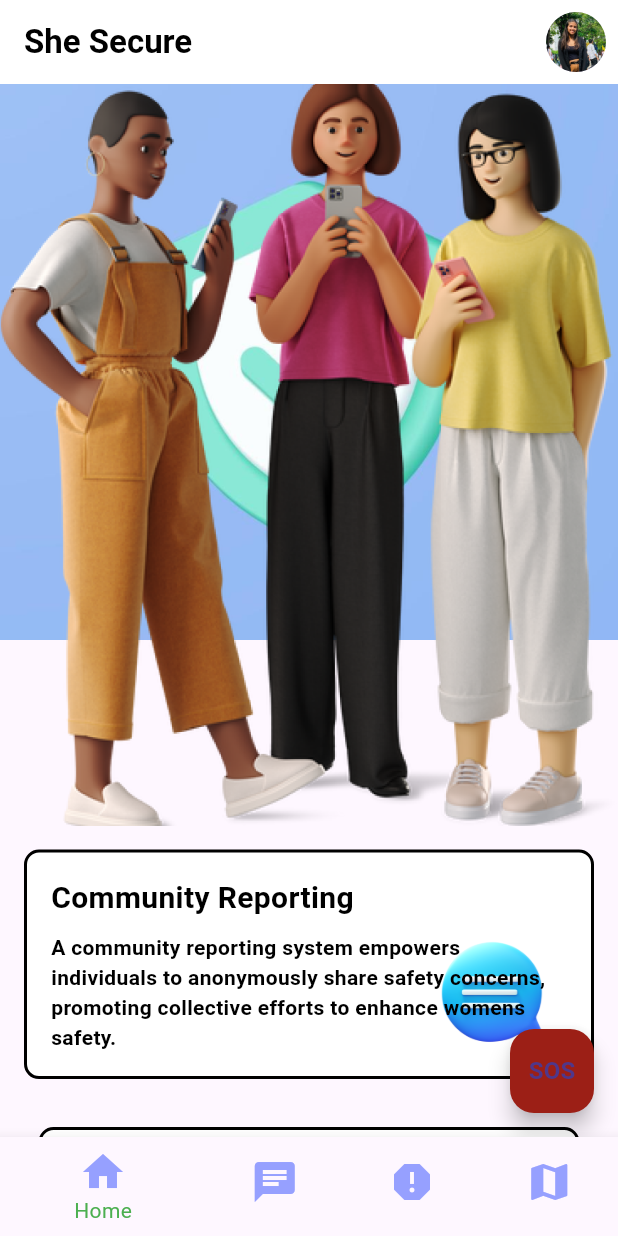
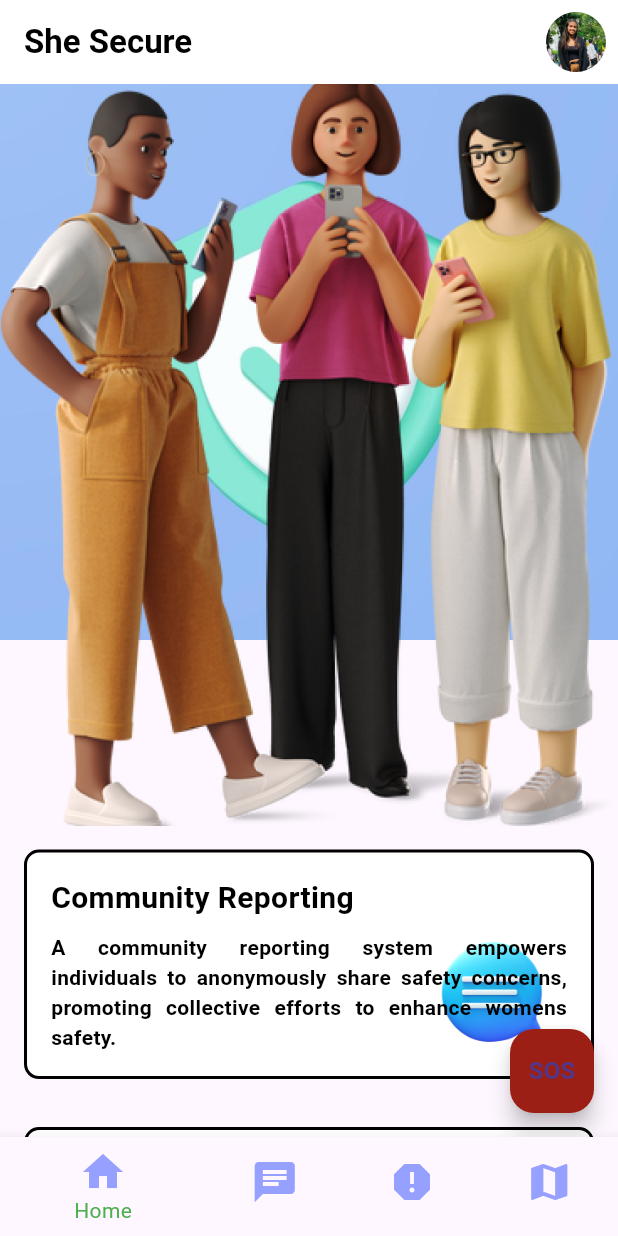
Before and after one commit to strivepawan/sheSecure, a Flutter app: the screen it shows after launch, on a phone screen of 412 x 824 dp. Run offline on Flutter 3.47's test engine with Material 3 defaults, Android fonts, the phone set to English and light mode, and no system bars; our stand-ins replace geolocator, photo_view, share.

Commit message:
application icons updates

```diff
--- a/lib/Bottom_Navigation/bottom_navigation.dart
+++ b/lib/Bottom_Navigation/bottom_navigation.dart
@@ -13,7 +13,7 @@ class ViewScreen extends StatefulWidget {
 class _HomeScreenState extends State<ViewScreen> {
   int _currentIndex = 0;
   final List<Widget> _screens = [
-    HomeScreen(),
+    const HomeScreen(),
     Community_Chat_Box(),
     Private_Report_screen(),
     Geomapping_screen(),
--- a/lib/CommunityChat/community.dart
+++ b/lib/CommunityChat/community.dart
@@ -31,7 +31,7 @@ class CommunityChat extends StatelessWidget {
                 height: 80, // Adjust the height as needed
               ),
             ),
-            Column(
+           const Column(
               crossAxisAlignment: CrossAxisAlignment.start,
               children: [
                 Text(
@@ -46,8 +46,10 @@ class CommunityChat extends StatelessWidget {
                 Text(
                   'A community reporting system empowers individuals to anonymously share safety concerns, promoting collective efforts to enhance womens safety.',
                   style: TextStyle(
-                    color: Colors.black, fontWeight: FontWeight.bold// Customize the text color as needed
+                    color: Colors.black
+                    , fontWeight: FontWeight.bold// Customize the text color as needed
                   ),
+                  textAlign: TextAlign.justify,
                 ),
               ],
             ),
--- a/lib/Person_Profile/profile.dart
+++ b/lib/Person_Profile/profile.dart
@@ -20,7 +20,8 @@ class PersonScreen extends StatelessWidget {
     return Scaffold(
       appBar: AppBar(
         title:const Text('Profile',style: TextStyle(fontWeight: FontWeight.bold,
-        backgroundColor: Colors.black,)
+        color: Colors.black
+        )
         ,),
         backgroundColor:  Color(0xff96a0ff),
       ),
--- a/lib/PrivateReport/privateReport.dart
+++ b/lib/PrivateReport/privateReport.dart
@@ -44,10 +44,11 @@ class PrivateReport extends StatelessWidget {
                 ),
                 SizedBox(height: 8),
                 Text(
-                  'Report direct to the College authority and director',
+                  'Report direct to the College authority and Recent incidents highlight the necessity for swift action. I urge the College Authority and Director to enhance security measures, increase personnel visibility, and promote safety awareness. Taking immediate steps will ensure a safer environment for everyone.',
                   style: TextStyle(
                     color: Colors.black, fontWeight: FontWeight.bold// Customize the text color as needed
                   ),
+                  textAlign: TextAlign.justify,
                 ),
               ],
             ),
--- a/lib/geomapping/geomapping.dart
+++ b/lib/geomapping/geomapping.dart
@@ -45,10 +45,11 @@ class Geomappig extends StatelessWidget {
                 ),
                 SizedBox(height: 8),
                 Text(
-                  'Black spots and red time Zones near By You',
+                  'Black spots and red time Zones, Living in the vicinity, I have observed concerning black spots and red time zones that demand our attention. These areas are prone to accidents and security issues. Urgent measures, such as increased lighting and enhanced surveillance, are crucial to mitigate risks and ensure the safety of residents. Addressing these concerns promptly will contribute to a safer and more secure community for all.',
                   style: TextStyle(
                     color: Colors.black, fontWeight: FontWeight.bold// Customize the text color as needed
                   ),
+                  textAlign: TextAlign.justify,
                 ),
               ],
             ),
--- a/lib/main.dart
+++ b/lib/main.dart
@@ -11,6 +11,7 @@ class MyApp extends StatelessWidget {
   @override
   Widget build(BuildContext context) {
     return MaterialApp(
+      debugShowCheckedModeBanner:false,
       home: ViewScreen(),
     );
   }
```
Also changed, not shown: 6 other files.
